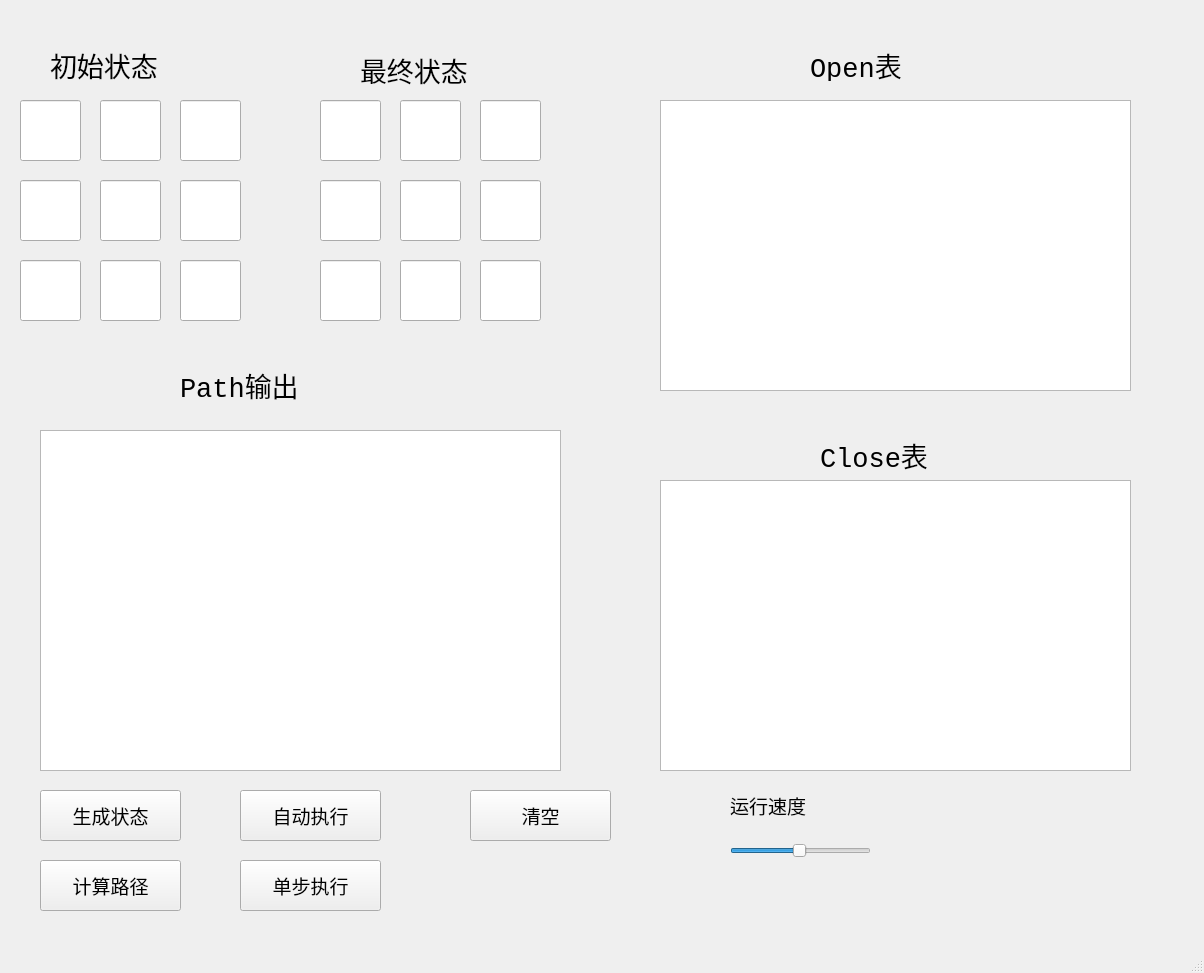
The window that mainwindow.ui (dalao-li/Bashuma) describes before a commit, drawn with Qt 5.
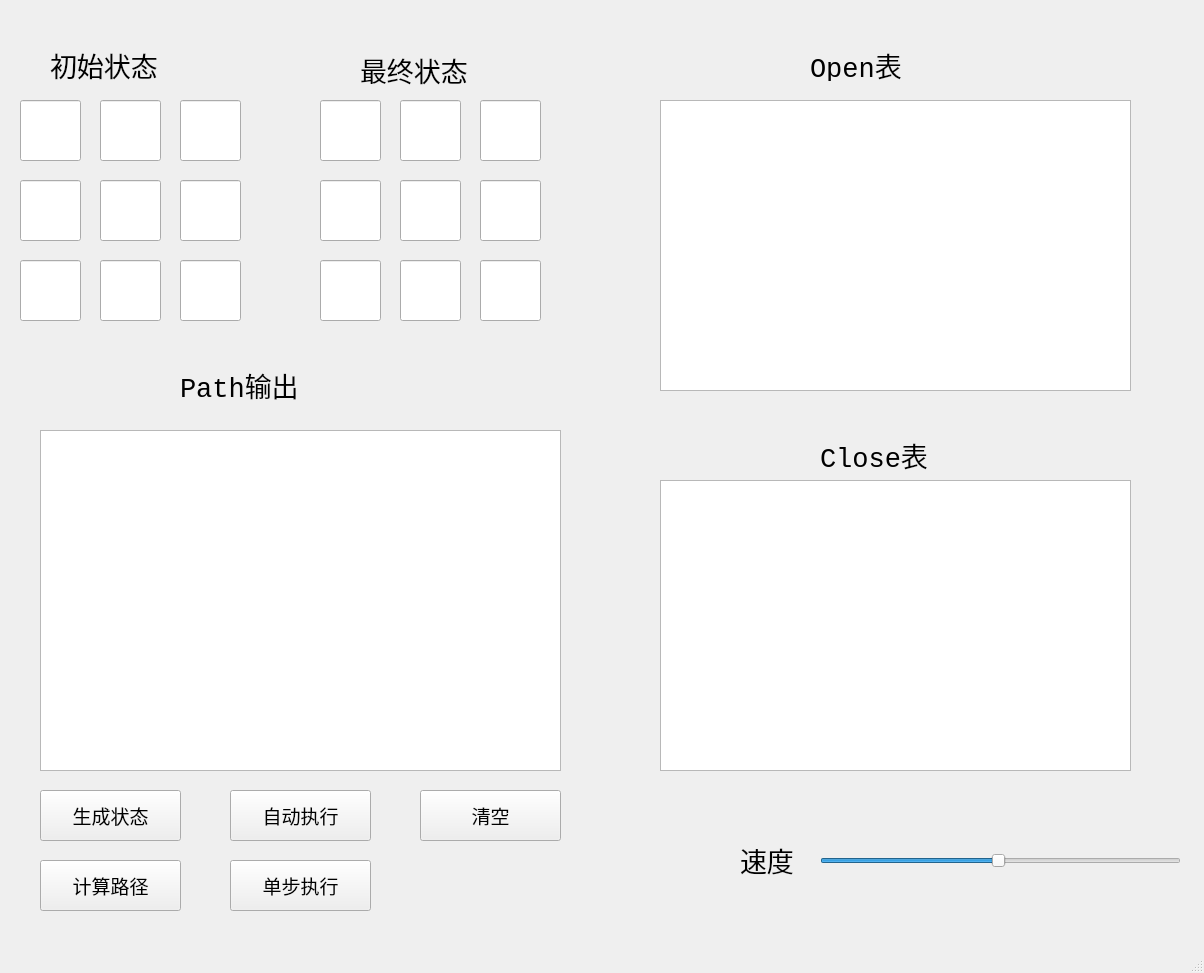
The same window after the commit.

What changed in the file:
```diff
--- a/mainwindow.ui
+++ b/mainwindow.ui
@@ -502,7 +502,7 @@
    <widget class="QPushButton" name="strart_pushButton">
     <property name="geometry">
      <rect>
-      <x>240</x>
+      <x>230</x>
       <y>790</y>
       <width>141</width>
       <height>51</height>
@@ -540,7 +540,7 @@
    <widget class="QPushButton" name="clear_pushButton">
     <property name="geometry">
      <rect>
-      <x>470</x>
+      <x>420</x>
       <y>790</y>
       <width>141</width>
       <height>51</height>
@@ -559,7 +559,7 @@
    <widget class="QPushButton" name="sigleStep_pushButton">
     <property name="geometry">
      <rect>
-      <x>240</x>
+      <x>230</x>
       <y>860</y>
       <width>141</width>
       <height>51</height>
@@ -578,10 +578,10 @@
    <widget class="QSlider" name="horizontalSlider">
     <property name="geometry">
      <rect>
-      <x>730</x>
-      <y>830</y>
-      <width>141</width>
-      <height>41</height>
+      <x>820</x>
+      <y>820</y>
+      <width>361</width>
+      <height>81</height>
      </rect>
     </property>
     <property name="font">
@@ -609,25 +609,6 @@
      <number>2</number>
     </property>
    </widget>
-   <widget class="QLabel" name="label_6">
-    <property name="geometry">
-     <rect>
-      <x>730</x>
-      <y>790</y>
-      <width>151</width>
-      <height>31</height>
-     </rect>
-    </property>
-    <property name="font">
-     <font>
-      <family>Consolas</family>
-      <pointsize>14</pointsize>
-     </font>
-    </property>
-    <property name="text">
-     <string>运行速度</string>
-    </property>
-   </widget>
    <widget class="QPushButton" name="creatPath_pushButton">
     <property name="geometry">
      <rect>
@@ -647,6 +628,28 @@
      <string>计算路径</string>
     </property>
    </widget>
+   <widget class="QLabel" name="label_7">
+    <property name="geometry">
+     <rect>
+      <x>740</x>
+      <y>840</y>
+      <width>81</width>
+      <height>41</height>
+     </rect>
+    </property>
+    <property name="font">
+     <font>
+      <family>Consolas</family>
+      <pointsize>20</pointsize>
+     </font>
+    </property>
+    <property name="frameShape">
+     <enum>QFrame::NoFrame</enum>
+    </property>
+    <property name="text">
+     <string>速度</string>
+    </property>
+   </widget>
   </widget>
   <widget class="QMenuBar" name="menubar">
    <property name="geometry">
```
Left out of the diff: 19 changed lines with no effect on the pictures.
